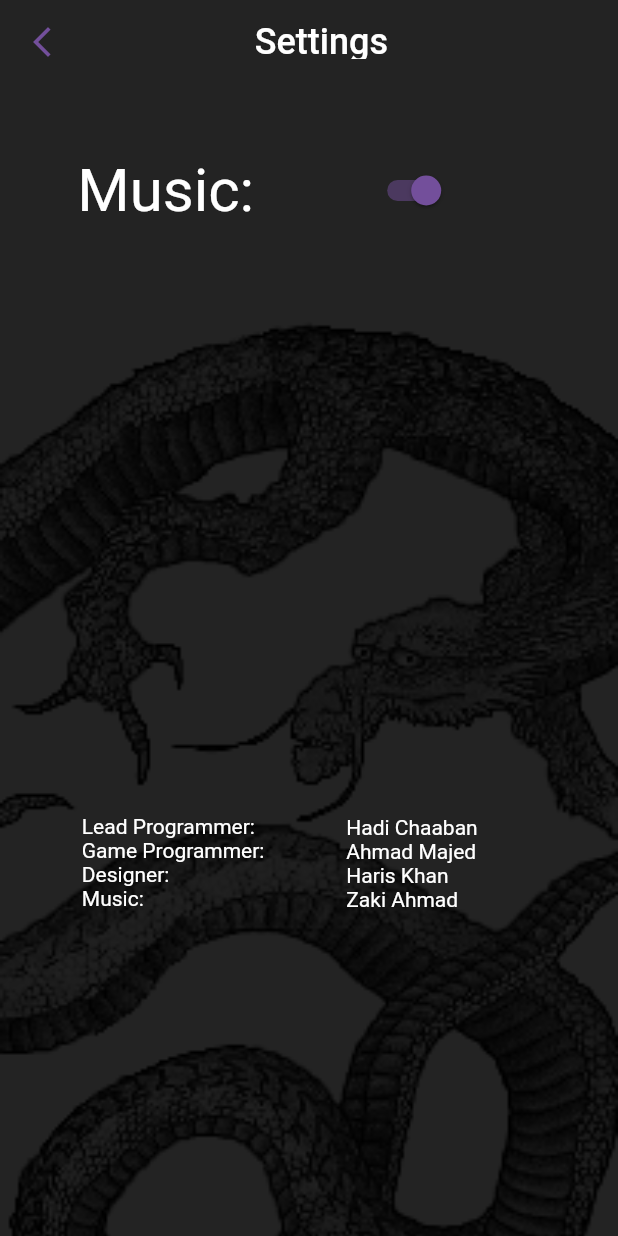
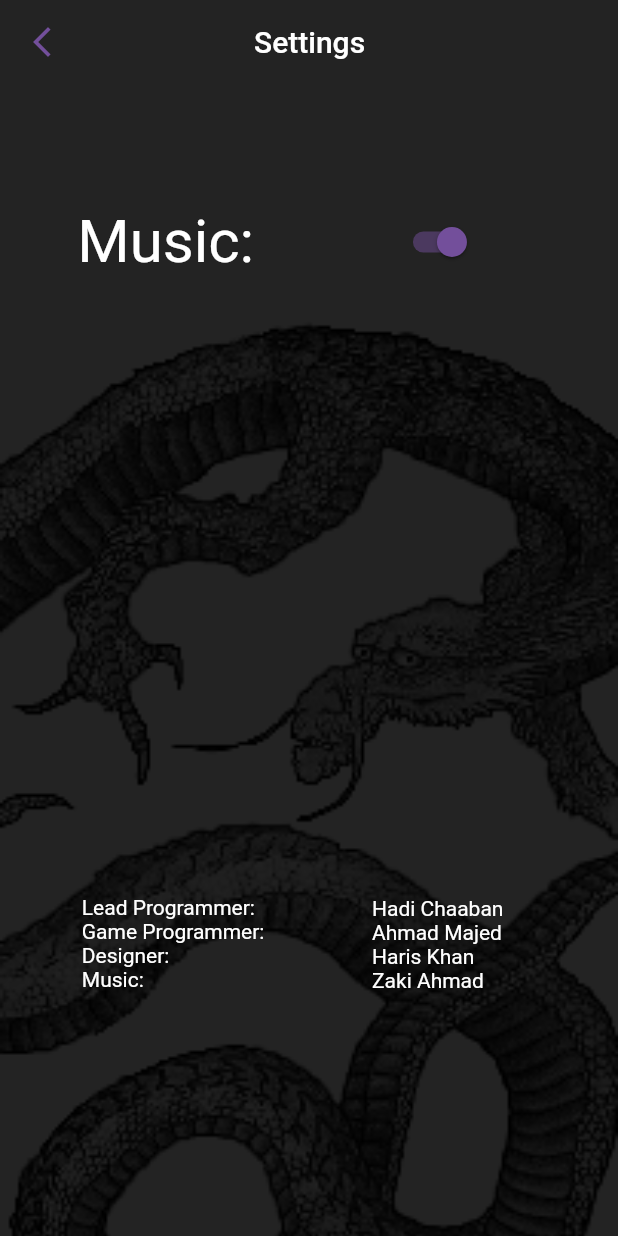
Before and after one commit to HadiCya/Shadow_Sudoku, a Flutter app: the Settings screen opened directly, on a phone screen of 412 x 824 dp. Run offline on Flutter 3.47's test engine with Material 2 defaults, Android fonts, the phone set to English and light mode, and no system bars; our stand-ins replace audioplayers, flutter_riverpod; missing offline and left inert: flutter_sfsymbols, sudoku_api.

Commit message:
Minor UI fixes

```diff
--- a/lib/view/settings.dart
+++ b/lib/view/settings.dart
@@ -31,10 +31,10 @@ class _Settings extends State<Settings> {
           alignment: Alignment.center,
           children: [
             Positioned(
-                right: MediaQuery.of(context).size.width / 3,
+                right: MediaQuery.of(context).size.width / 2.7,
                 child: const Text(
                   "Settings",
-                  style: TextStyle(fontSize: 24),
+                  style: TextStyle(fontSize: 20),
                 )),
             const Align(
               child: Text(""),
@@ -58,7 +58,7 @@ class _Settings extends State<Settings> {
           Column(
             children: [
               SizedBox(
-                height: MediaQuery.of(context).size.height / 8,
+                height: MediaQuery.of(context).size.height / 6,
               ),
               Row(
                 children: [
@@ -72,7 +72,7 @@ class _Settings extends State<Settings> {
                         style: TextStyle(fontSize: 40),
                       ),
                       SizedBox(
-                        height: MediaQuery.of(context).size.width / 1.05,
+                        height: MediaQuery.of(context).size.width,
                       ),
                       const Align(
                           alignment: Alignment.bottomLeft,
@@ -86,7 +86,7 @@ Music:''',
                     ],
                   ),
                   SizedBox(
-                    width: MediaQuery.of(context).size.width / 8,
+                    width: MediaQuery.of(context).size.width / 6,
                   ),
                   Column(children: [
                     Switch(
@@ -106,7 +106,7 @@ Music:''',
                           });
                         }),
                     SizedBox(
-                      height: MediaQuery.of(context).size.width / 1.05,
+                      height: MediaQuery.of(context).size.width,
                     ),
                     const Align(
                         alignment: Alignment.bottomLeft,
```
